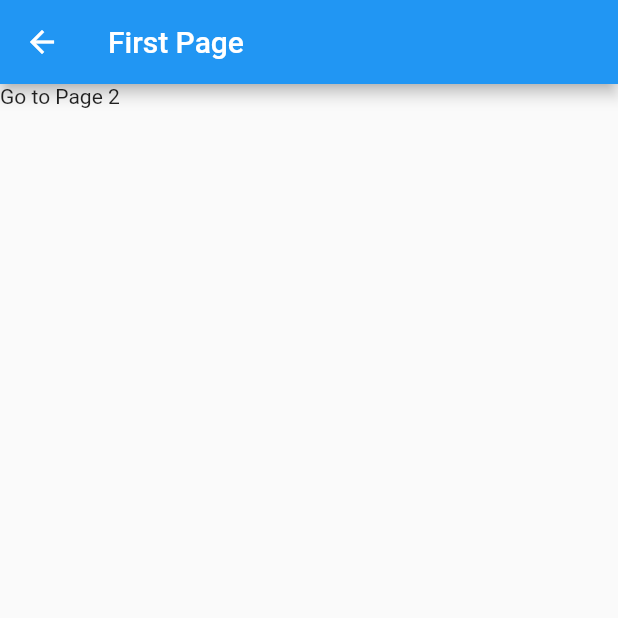
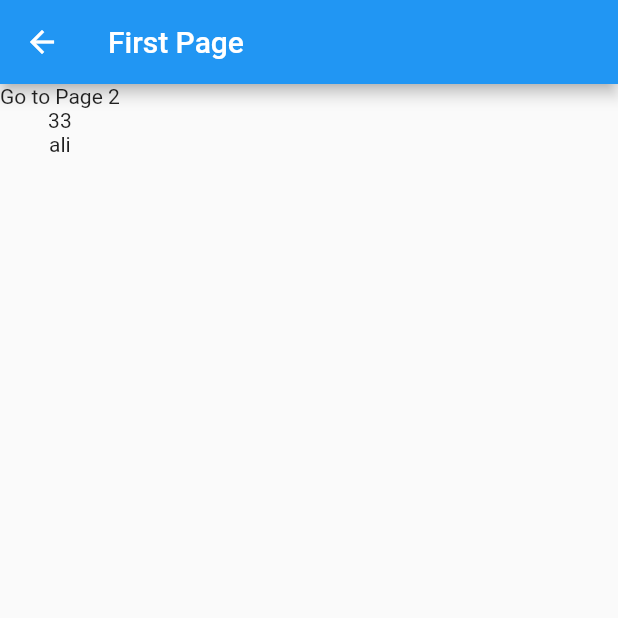
Before and after one commit to M7MMAD-OMAR/second-project-Flutter, a Flutter app: the screen it shows after launch, after a tap on "First Page", on a phone screen of 412 x 824 dp, the top half of it. Run offline on Flutter 3.47's test engine with Material 2 defaults, Android fonts, the phone set to English and light mode, and no system bars.

Commit message:
fix errors

```diff
--- a/lib/Page1.dart
+++ b/lib/Page1.dart
@@ -1,4 +1,3 @@
-
 import 'package:flutter/material.dart';
 
 import 'Page2.dart';
@@ -11,18 +10,32 @@ class Page1 extends StatefulWidget {
 }
 
 class _Page1State extends State<Page1> {
+
+
   @override
   Widget build(BuildContext context) {
+    final dateRoute = ModalRoute.of(context)
+    ?.settings.arguments as Map<String, Object>;
+
     return Scaffold(
       appBar: AppBar(
-        title:Text("First Page"),
+        title: Text("First Page"),
       ),
-      body: InkWell(
-        child: Text("Go to Page 2"),
-        onTap: () => Navigator.of(context).pushReplacementNamed(
-          '/home',
+      body: Container(
+        child: Column(
+          children: [
+            InkWell(
+              child: Text("Go to Page 2"),
+              onTap: () =>
+                  Navigator.of(context).pushReplacementNamed(
+                    '/pageOne',
+                  ),
+            ),
+            Text("${dateRoute['age'] ?? ''}"),
+            Text("${dateRoute['name'] ?? ''}")
+          ],
         ),
-      ),
+      )
     );
   }
 }
--- a/lib/main.dart
+++ b/lib/main.dart
@@ -14,7 +14,6 @@ class MyApp extends StatelessWidget {
       debugShowCheckedModeBanner: false,
       home: MyHomePage(),
       routes: {
-        '/home' : (context) => MyHomePage(),
         'pageOne' : (context) => Page1(),
       },
     );
@@ -45,6 +44,10 @@ class _MyHomePageState extends State<MyHomePage> {
               onTap: () {
                 Navigator.of(context).pushNamed(
                   'pageOne',
+                  arguments: {
+                    'age': 33,
+                    'name': 'ali',
+                  }
                 );
               },
             ),
```
